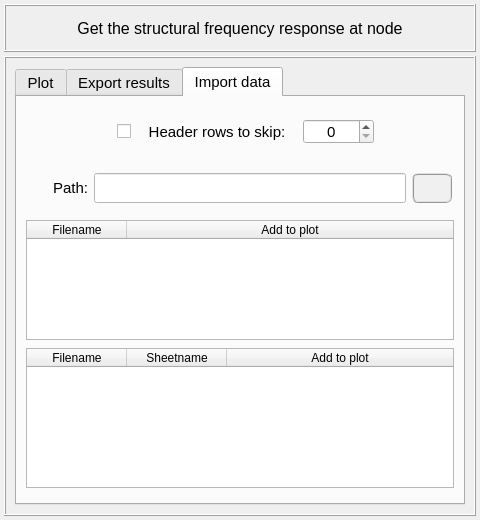
Above: data/user_input/ui/plots_/results_/structural_/plot_structural_frequency_response.ui from open-pulse/OpenPulse before the change. Below: the same form after it.
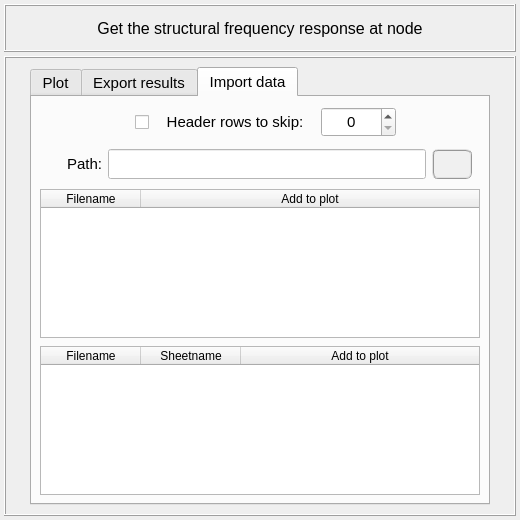
That is the form after the change. The open tabs and pages were chosen to show the change.

Commit message: Minor adjustments on frequency plot #167

```diff
--- a/data/user_input/ui/plots_/results_/structural_/plot_structural_frequency_response.ui
+++ b/data/user_input/ui/plots_/results_/structural_/plot_structural_frequency_response.ui
@@ -9,7 +9,7 @@
    <rect>
     <x>0</x>
     <y>0</y>
-    <width>480</width>
+    <width>520</width>
     <height>520</height>
    </rect>
   </property>
@@ -22,12 +22,12 @@
   <property name="minimumSize">
    <size>
     <width>480</width>
-    <height>500</height>
+    <height>520</height>
    </size>
   </property>
   <property name="maximumSize">
    <size>
-    <width>480</width>
+    <width>520</width>
     <height>520</height>
    </size>
   </property>
@@ -66,7 +66,7 @@
      </property>
      <property name="maximumSize">
       <size>
-       <width>472</width>
+       <width>520</width>
        <height>48</height>
       </size>
      </property>
@@ -142,7 +142,7 @@
      </property>
      <property name="maximumSize">
       <size>
-       <width>472</width>
+       <width>520</width>
        <height>460</height>
       </size>
      </property>
@@ -157,7 +157,7 @@
        <widget class="QTabWidget" name="tabWidget_plot_results">
         <property name="minimumSize">
          <size>
-          <width>450</width>
+          <width>460</width>
           <height>0</height>
          </size>
         </property>
@@ -1510,12 +1510,27 @@
           <string>Import data</string>
          </attribute>
          <layout class="QGridLayout" name="gridLayout_10">
+          <property name="leftMargin">
+           <number>8</number>
+          </property>
+          <property name="topMargin">
+           <number>8</number>
+          </property>
+          <property name="rightMargin">
+           <number>8</number>
+          </property>
+          <property name="bottomMargin">
+           <number>8</number>
+          </property>
+          <property name="verticalSpacing">
+           <number>8</number>
+          </property>
           <item row="0" column="0">
            <widget class="QFrame" name="frame_8">
             <property name="maximumSize">
              <size>
               <width>16777215</width>
-              <height>48</height>
+              <height>40</height>
              </size>
             </property>
             <property name="frameShape">
@@ -1558,13 +1573,13 @@
                <property name="minimumSize">
                 <size>
                  <width>25</width>
-                 <height>25</height>
+                 <height>30</height>
                 </size>
                </property>
                <property name="maximumSize">
                 <size>
                  <width>25</width>
-                 <height>25</height>
+                 <height>30</height>
                 </size>
                </property>
                <property name="layoutDirection">
@@ -1580,13 +1595,13 @@
                <property name="minimumSize">
                 <size>
                  <width>160</width>
-                 <height>25</height>
+                 <height>30</height>
                 </size>
                </property>
                <property name="maximumSize">
                 <size>
                  <width>180</width>
-                 <height>25</height>
+                 <height>30</height>
                 </size>
                </property>
                <property name="font">
@@ -1611,13 +1626,13 @@
                <property name="minimumSize">
                 <size>
                  <width>0</width>
-                 <height>25</height>
+                 <height>30</height>
                 </size>
                </property>
                <property name="maximumSize">
                 <size>
                  <width>16777215</width>
-                 <height>25</height>
+                 <height>30</height>
                 </size>
                </property>
                <property name="alignment">
@@ -1779,6 +1794,22 @@
                <property name="text">
                 <string/>
                </property>
+               <property name="iconSize">
+                <size>
+                 <width>20</width>
+                 <height>20</height>
+                </size>
+               </property>
+              </widget>
+             </item>
+             <item row="0" column="3">
+              <widget class="QFrame" name="frame_30">
+               <property name="frameShape">
+                <enum>QFrame::NoFrame</enum>
+               </property>
+               <property name="frameShadow">
+                <enum>QFrame::Raised</enum>
+               </property>
               </widget>
              </item>
             </layout>
@@ -1795,7 +1826,7 @@
             <property name="maximumSize">
              <size>
               <width>500</width>
-              <height>120</height>
+              <height>160</height>
              </size>
             </property>
             <property name="font">
@@ -1858,7 +1889,7 @@
             <property name="maximumSize">
              <size>
               <width>500</width>
-              <height>140</height>
+              <height>160</height>
              </size>
             </property>
             <property name="font">
```
Left out of the diff: 77 changed lines with no effect on the pictures. The commit also changes 6 other files.
